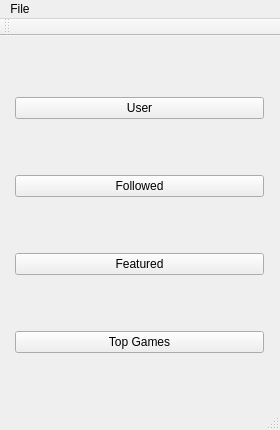
First picture: the form in Forms/mainwindow.ui, repository jasonodonnell/twitchcreep, before the edit.
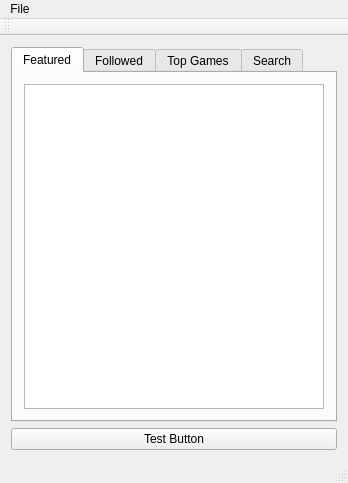
Second picture: the form after the edit.

Commit message:
Added tabs with list view widgets.
Preparing the UI for some data display.

Diff of the .ui file:
```diff
--- a/Forms/mainwindow.ui
+++ b/Forms/mainwindow.ui
@@ -6,61 +6,87 @@
    <rect>
     <x>0</x>
     <y>0</y>
-    <width>280</width>
-    <height>430</height>
+    <width>348</width>
+    <height>483</height>
    </rect>
   </property>
   <property name="windowTitle">
    <string>MainWindow</string>
   </property>
   <widget class="QWidget" name="centralWidget">
-   <widget class="QWidget" name="">
-    <property name="geometry">
-     <rect>
-      <x>4</x>
-      <y>0</y>
-      <width>271</width>
-      <height>381</height>
-     </rect>
-    </property>
     <layout class="QVBoxLayout" name="verticalLayout">
      <item>
-      <widget class="QPushButton" name="pushButton_4">
-       <property name="text">
-        <string>User</string>
-       </property>
-      </widget>
-     </item>
+     <layout class="QHBoxLayout" name="horizontalLayout">
+      <property name="spacing">
+       <number>0</number>
+      </property>
      <item>
-      <widget class="QPushButton" name="pushButton">
-       <property name="text">
-        <string>Followed</string>
-       </property>
-      </widget>
-     </item>
-     <item>
-      <widget class="QPushButton" name="pushButton_2">
-       <property name="text">
+       <widget class="QTabWidget" name="tabWidget">
+        <property name="autoFillBackground">
+         <bool>true</bool>
+        </property>
+        <property name="currentIndex">
+         <number>0</number>
+        </property>
+        <widget class="QWidget" name="tab">
+         <attribute name="title">
         <string>Featured</string>
-       </property>
-      </widget>
-     </item>
+         </attribute>
+         <layout class="QHBoxLayout" name="horizontalLayout_2">
+          <item>
+           <widget class="QListView" name="listView"/>
+          </item>
+         </layout>
+        </widget>
+        <widget class="QWidget" name="tab_3">
+         <attribute name="title">
+          <string>Followed</string>
+         </attribute>
+         <layout class="QHBoxLayout" name="horizontalLayout_3">
      <item>
-      <widget class="QPushButton" name="pushButton_3">
-       <property name="text">
+           <widget class="QListView" name="listView_2"/>
+          </item>
+         </layout>
+        </widget>
+        <widget class="QWidget" name="tab_2">
+         <attribute name="title">
         <string>Top Games</string>
+         </attribute>
+         <layout class="QHBoxLayout" name="horizontalLayout_4">
+          <item>
+           <widget class="QListView" name="listView_3"/>
+          </item>
+         </layout>
+        </widget>
+        <widget class="QWidget" name="tab_4">
+         <attribute name="title">
+          <string>Search</string>
+         </attribute>
+         <layout class="QHBoxLayout" name="horizontalLayout_5">
+          <item>
+           <widget class="QListView" name="listView_4"/>
+          </item>
+         </layout>
+        </widget>
+       </widget>
+      </item>
+     </layout>
+    </item>
+    <item>
+     <widget class="QPushButton" name="pushButton">
+      <property name="text">
+       <string>Test Button</string>
        </property>
       </widget>
      </item>
     </layout>
-   </widget>
   </widget>
   <widget class="QMenuBar" name="menuBar">
    <property name="geometry">
     <rect>
      <x>0</x>
      <y>0</y>
-     <width>280</width>
+     <width>348</width>
      <height>22</height>
     </rect>
    </property>
```
Lines whose indentation alone changed are shown as unchanged. The commit also changes 2 other files.
